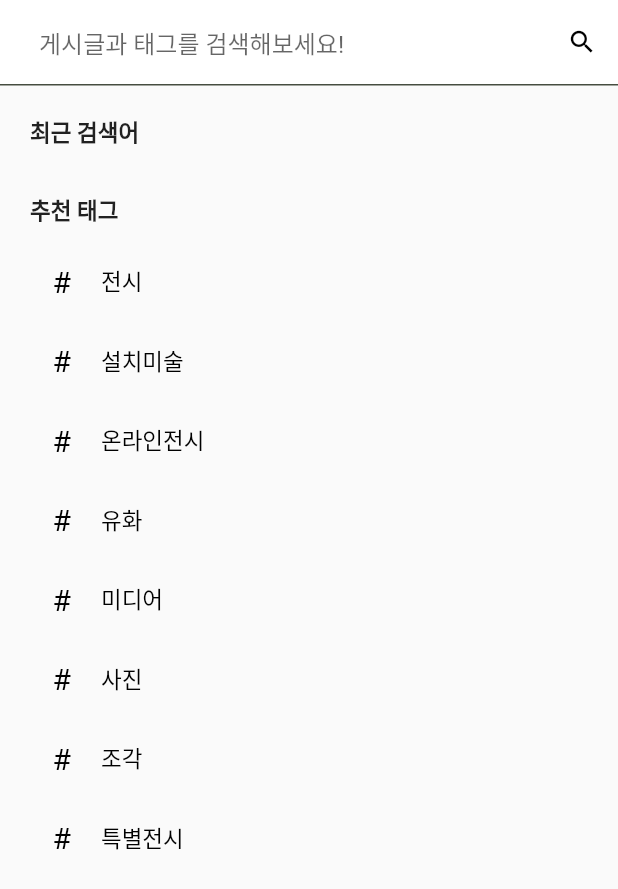
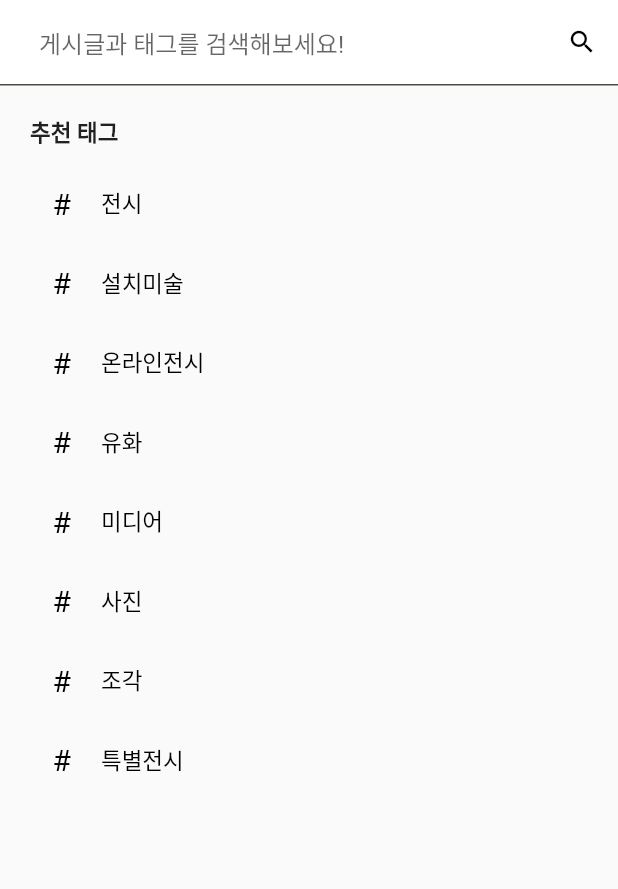
Before and after one commit to chg1179/Flutter_exhibition, a Flutter app: the PostSearch screen opened directly, on a phone screen of 412 x 824 dp. Shown: the top 889 px of the screen. Run offline on Flutter 3.47's test engine with Material 2 defaults, Android fonts, the phone set to English and light mode, and no system bars; our stand-ins replace cached_network_image, cloud_firestore, firebase_auth, firebase_core, firebase_storage, flutter_spinkit and 5 more; missing offline and left inert: country_calling_code_picker; accounts and stored records are empty.

Commit message:
hj 커뮤 서치 검잇

```diff
--- a/lib/community/post_search.dart
+++ b/lib/community/post_search.dart
@@ -12,7 +12,6 @@ class PostSearch extends StatefulWidget {
 
 class _PostSearchState extends State<PostSearch> {
   final _searchCtr = TextEditingController();
-  final List<String> _recentSearches = [];
   List<String> _tagList = ['전시', '설치미술', '온라인전시', '유화', '미디어', '사진', '조각', '특별전시'];
   FirebaseFirestore _firestore = FirebaseFirestore.instance;
   Future<List<Map<String, dynamic>>>? _searchResults;
@@ -215,14 +214,6 @@ class _PostSearchState extends State<PostSearch> {
         children: [
           Padding(
             padding: const EdgeInsets.only(left: 20, top: 20),
-            child: Text('최근 검색어', style: TextStyle(fontSize: 15, fontWeight: FontWeight.bold)),
-          ),
-          Padding(
-            padding: const EdgeInsets.only(left: 20, top: 10),
-            child: _recentSearch(),
-          ),
-          Padding(
-            padding: const EdgeInsets.only(left: 20, top: 20),
             child: Text('추천 태그', style: TextStyle(fontSize: 15, fontWeight: FontWeight.bold)),
           ),
           Padding(
@@ -232,24 +223,6 @@ class _PostSearchState extends State<PostSearch> {
           SizedBox(height: 100), // Add a SizedBox to provide space at the bottom
         ],
       ),
-    );
-  }
-
-  Widget _recentSearch() {
-    return Wrap(
-      spacing: 5,
-      children: _recentSearches.asMap().entries.map((entry) {
-        final index = entry.key;
-        final keyword = entry.value;
-        return ElevatedButton(
-          child: Text(keyword),
-          onPressed: () {
-            _searchCtr.text = _recentSearches[index];
-            _updateSearchResults(_searchCtr.text);
-          },
-          style: _unPushBtnStyle(),
-        );
-      }).toList(),
     );
   }
 
```
